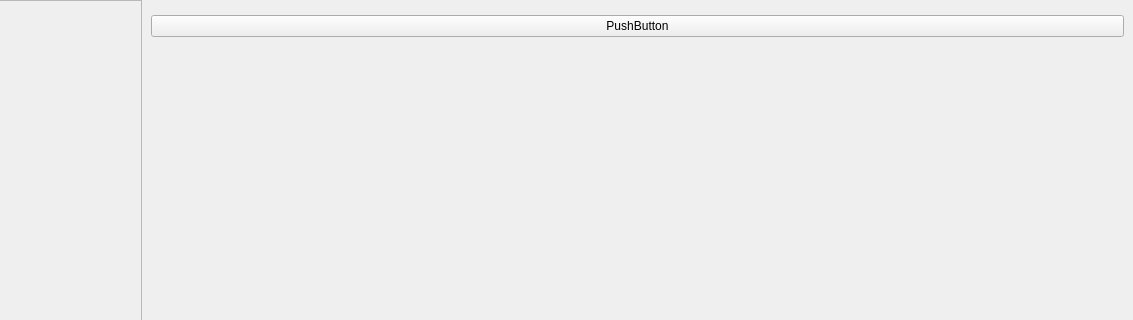
The window that admin/widget.ui (1663784811/qt_test) describes before a commit, drawn with Qt 5; both pictures show x 158 to 1291 and y 0 to 320 of the 1291 by 851 pixel window.
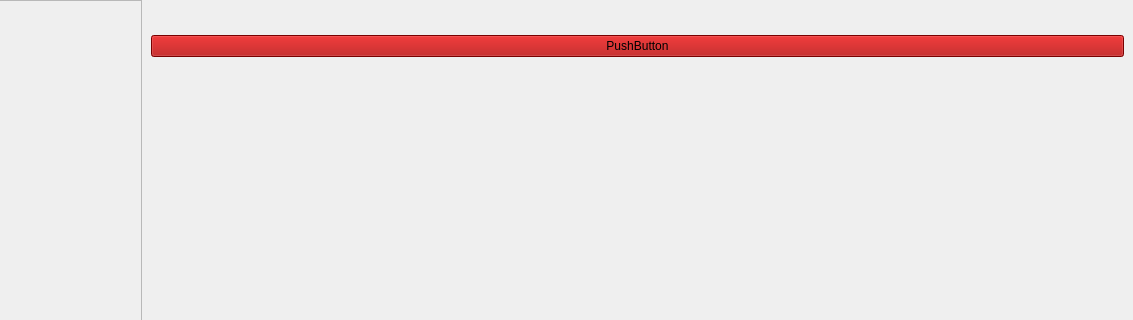
The same window after the commit.

Diff of the .ui file:
```diff
--- a/admin/widget.ui
+++ b/admin/widget.ui
@@ -1,7 +1,7 @@
 <?xml version="1.0" encoding="UTF-8"?>
 <ui version="4.0">
- <class>Widget</class>
- <widget class="QWidget" name="Widget">
+ <class>mainWin</class>
+ <widget class="QWidget" name="mainWin">
   <property name="geometry">
    <rect>
     <x>0</x>
@@ -13,6 +13,12 @@
   <property name="windowTitle">
    <string>Widget</string>
   </property>
+  <property name="styleSheet">
+   <string notr="true">#testBtn{
+	
+	background-color: rgb(170, 0, 0);
+}</string>
+  </property>
   <layout class="QHBoxLayout" name="horizontalLayout">
    <property name="spacing">
     <number>0</number>
@@ -37,6 +43,9 @@
        <height>16777215</height>
       </size>
      </property>
+     <property name="styleSheet">
+      <string notr="true"/>
+     </property>
      <property name="widgetResizable">
       <bool>true</bool>
      </property>
@@ -55,6 +64,19 @@
    <item>
     <widget class="QWidget" name="widget" native="true">
      <layout class="QVBoxLayout" name="verticalLayout">
+      <item>
+       <spacer name="horizontalSpacer">
+        <property name="orientation">
+         <enum>Qt::Orientation::Horizontal</enum>
+        </property>
+        <property name="sizeHint" stdset="0">
+         <size>
+          <width>40</width>
+          <height>20</height>
+         </size>
+        </property>
+       </spacer>
+      </item>
       <item>
        <widget class="QWidget" name="widget_2" native="true">
         <property name="sizePolicy">
@@ -66,7 +88,7 @@
        </widget>
       </item>
       <item>
-       <widget class="QPushButton" name="pushButton">
+       <widget class="QPushButton" name="testBtn">
         <property name="text">
          <string>PushButton</string>
         </property>
```
